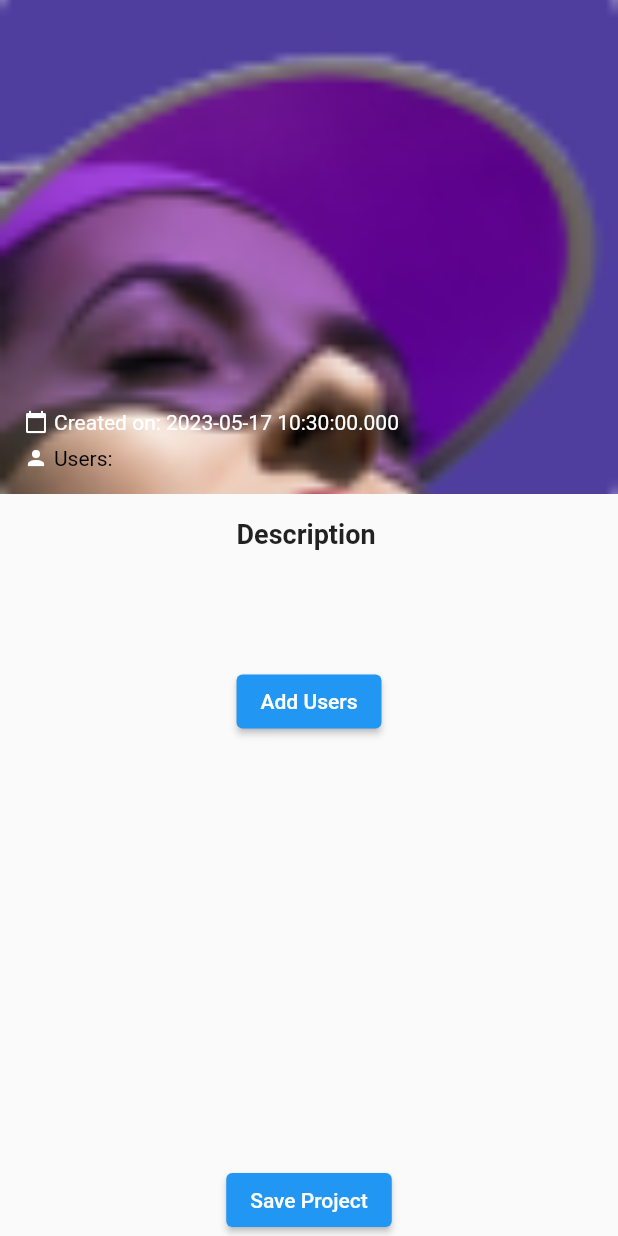
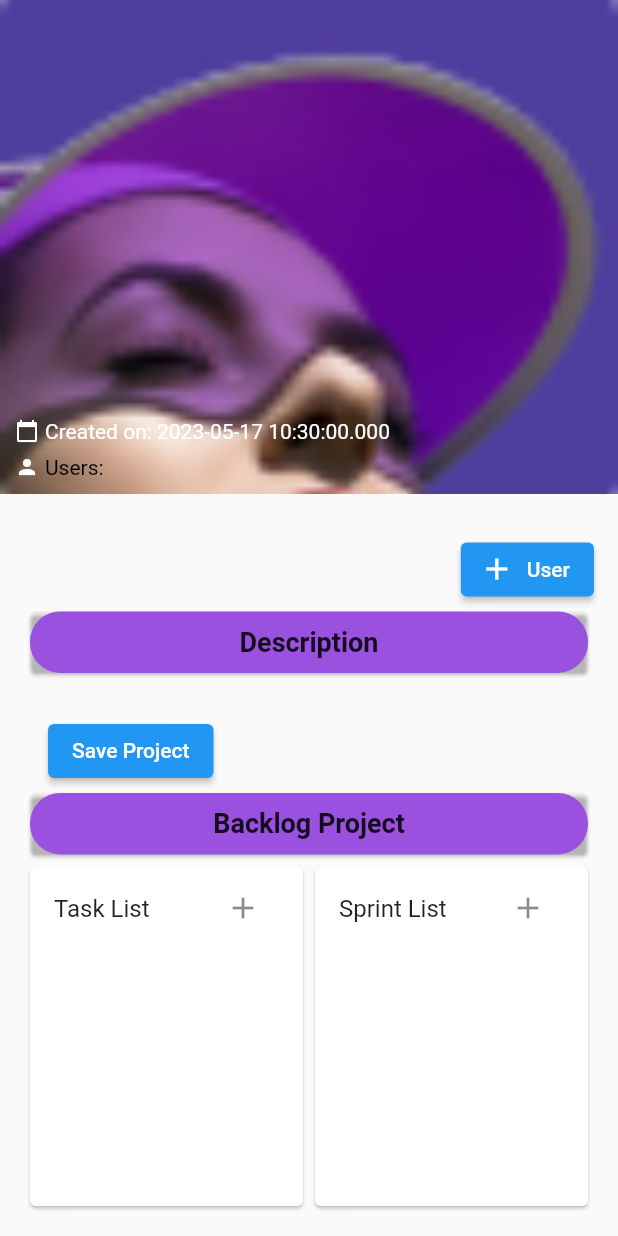
Before and after one commit to amenyy/suiviProjet, a Flutter app: the ProjectDetailsScreen screen opened directly with empty values, on a phone screen of 412 x 824 dp. Run offline on Flutter 3.47's test engine with Material 2 defaults, Android fonts, the phone set to English and light mode, and no system bars; network calls fail.

Commit message:
feature: backlog project by ameny

```diff
--- a/lib/project_details_screen.dart
+++ b/lib/project_details_screen.dart
@@ -176,7 +176,7 @@ class _ProjectDetailsScreenState extends State<ProjectDetailsScreen> {
                 fit: BoxFit.cover,
               ),
               Padding(
-                  padding: const EdgeInsets.all(16.0),
+                padding: const EdgeInsets.all(10.0),
                 child: Column(
                   mainAxisAlignment: MainAxisAlignment.end,
                   crossAxisAlignment: CrossAxisAlignment.start,
@@ -210,8 +210,7 @@ class _ProjectDetailsScreenState extends State<ProjectDetailsScreen> {
                         children: [
                           Row(
                             children: [
-                                Icon(Icons.person,
-                                    color: Colors.white, size: 16),
+                              Icon(Icons.person, color: Colors.white, size: 16),
                               SizedBox(width: 4),
                               Text(
                                 'Users: ${widget.project.users.map((user) => '${user.firstName}').join(", ")}',
@@ -234,17 +233,42 @@ class _ProjectDetailsScreenState extends State<ProjectDetailsScreen> {
         Expanded(
           child: Padding(
             padding: const EdgeInsets.all(16.0),
-              child: Column(
-                crossAxisAlignment: CrossAxisAlignment.start,
-                children: [
-                  Text(
+            child:
+                Column(crossAxisAlignment: CrossAxisAlignment.start, children: [
+              Container(
+                margin: const EdgeInsets.only(top: 10.0),
+                child: Align(
+                  alignment: Alignment.topRight,
+                  child: ElevatedButton.icon(
+                    onPressed: () {
+                      _openUserSelectionDialog(); // Ouvrir la boîte de dialogue de sélection d'utilisateur
+                    },
+                    icon: Icon(Icons.add),
+                    label: Text('User'),
+                  ),
+                ),
+              ),
+              Card(
+                color: Colors.transparent,
+                child: Container(
+                  padding: const EdgeInsets.all(10.0),
+                  decoration: BoxDecoration(
+                    color: Color(
+                        0xFF9B51E0), // Utilisez la couleur lavande de votre choix
+                    borderRadius: BorderRadius.circular(20.0),
+                  ),
+                  child: Center(
+                    child: Text(
                       'Description',
                       style: TextStyle(
                         fontSize: 18,
                         fontWeight: FontWeight.bold,
                       ),
                     ),
-                  SizedBox(height: 8),
+                  ),
+                ),
+              ),
+              SizedBox(height: 5),
               Text(
                 widget.project.description,
                 style: TextStyle(
@@ -252,14 +276,90 @@ class _ProjectDetailsScreenState extends State<ProjectDetailsScreen> {
                 ),
               ),
               Container(
-                    margin: const EdgeInsets.only(top: 50.0),
+                margin: const EdgeInsets.symmetric(horizontal: 16.0),
                 child: ElevatedButton(
-                      onPressed: () {
-                        _openUserSelectionDialog(); // Open the user selection dialog
-                      },
-                      child: Text('Add Users'),
+                  onPressed: _saveProject, // Save the project
+                  child: Text('Save Project'),
                 ),
               ),
+              Card(
+                color: Colors.transparent,
+                child: Container(
+                  padding: const EdgeInsets.all(10.0),
+                  decoration: BoxDecoration(
+                    color: Color(
+                        0xFF9B51E0), // Utilisez la couleur lavande de votre choix
+                    borderRadius: BorderRadius.circular(20.0),
+                  ),
+                  child: Center(
+                    child: Text(
+                      'Backlog Project',
+                      style: TextStyle(
+                        fontSize: 18,
+                        fontWeight: FontWeight.bold,
+                      ),
+                    ),
+                  ),
+                ),
+              ),
+              Expanded(
+                child: Row(
+                  children: [
+                    Expanded(
+                      child: Card(
+                        child: Column(
+                          children: [
+                            ListTile(
+                              title: Text('Task List'),
+                              trailing: IconButton(
+                                icon: Icon(Icons.add),
+                                onPressed: () {
+                                  // Handle adding a new task
+                                },
+                              ),
+                            ),
+                            Expanded(
+                              child: ListView.builder(
+                                itemCount: widget.project.tasks.length,
+                                itemBuilder: (context, index) {
+                                  Task task = widget.project.tasks[index];
+                                  return ListTile(
+                                    title: Text(task.name),
+                                    subtitle: Text(task.description),
+                                  );
+                                },
+                              ),
+                            ),
+                          ],
+                        ),
+                      ),
+                    ),
+                    Expanded(
+                      child: Card(
+                        child: Column(
+                          children: [
+                            ListTile(
+                              title: Text('Sprint List'),
+                              trailing: IconButton(
+                                icon: Icon(Icons.add),
+                                onPressed: () {
+                                  // Handle adding a new sprint
+                                },
+                              ),
+                            ),
+                            Expanded(
+                              child: ListView.builder(
+                                itemCount: widget.project.sprints.length,
+                                itemBuilder: (context, index) {
+                                  Sprint sprint = widget.project.sprints[index];
+                                  return ListTile(
+                                    title: Text(sprint.name),
+                                    subtitle: Text(sprint.endDate.toString()),
+                                  );
+                                },
+                              ),
+                            ),
+
                             /*  SizedBox(height: 16),
                   Text(
                     'Selected Users:',
@@ -293,15 +393,13 @@ class _ProjectDetailsScreenState extends State<ProjectDetailsScreen> {
                         ),
                       ),
                     ),
-          Container(
-            margin: const EdgeInsets.symmetric(horizontal: 16.0),
-            child: ElevatedButton(
-              onPressed: _saveProject, // Save the project
-              child: Text('Save Project'),
+                  ],
+                ),
+              ),
+            ]),
           ),
         ),
       ],
-      ),
-    );
+    ));
   }
 }
--- a/projects.json
+++ b/projects.json
@@ -199,7 +199,36 @@
       "name": "suivi projet",
       "description": "application de suivi des projet ",
       "createdAt": "2023-05-17T12:49:02.019338",
-      "users": []
+      "users": [
+        {
+          "id": 6,
+          "firstName": "Ameny",
+          "lastName": "Ameny",
+          "image": "user1.svg",
+          "email": "alice@example.com"
+        },
+        {
+          "id": 8,
+          "firstName": "Ahmed",
+          "lastName": "Johnson",
+          "image": "user2.svg",
+          "email": "bob1@example.com"
+        },
+        {
+          "id": 6,
+          "firstName": "Ameny",
+          "lastName": "Ameny",
+          "image": "user1.svg",
+          "email": "alice@example.com"
+        },
+        {
+          "id": 8,
+          "firstName": "Ahmed",
+          "lastName": "Johnson",
+          "image": "user2.svg",
+          "email": "bob1@example.com"
+        }
+      ]
     }
   ],
   "users": [
```
Lines whose indentation alone changed are shown as unchanged.
